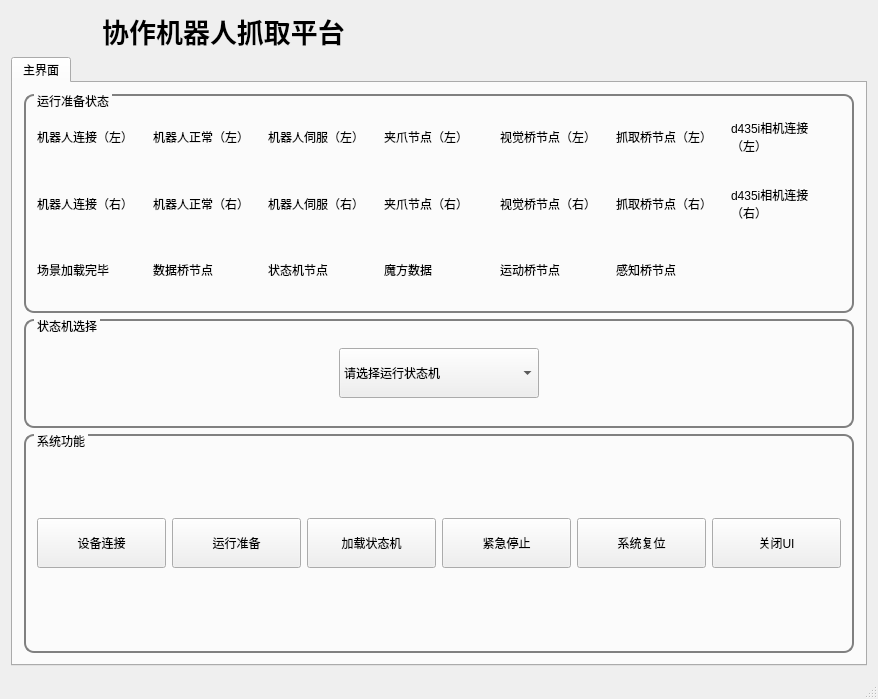
The window that mainwindow.ui (StoneRobot/grabrb_ui) describes before a commit, drawn with Qt 5.
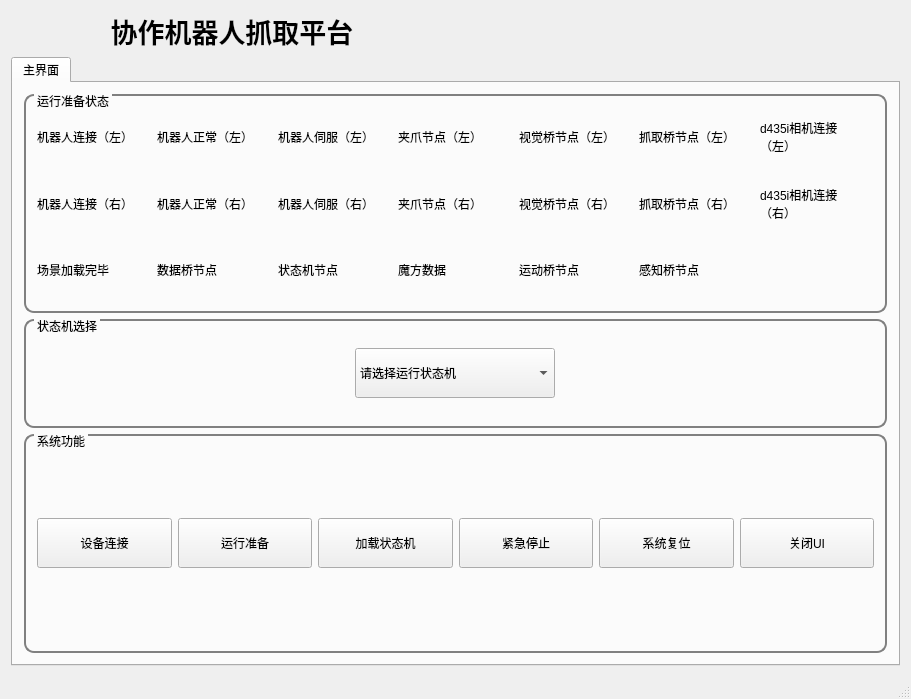
The same window after the commit. Icons and pictures are not drawn.

Commit message: 增加状态监控

Patch:
```diff
--- a/mainwindow.ui
+++ b/mainwindow.ui
@@ -6,7 +6,7 @@
    <rect>
     <x>0</x>
     <y>0</y>
-    <width>878</width>
+    <width>911</width>
     <height>699</height>
    </rect>
   </property>
```
Left out of the diff: 4 changed lines with no effect on the pictures. The commit also changes 2 other files.
